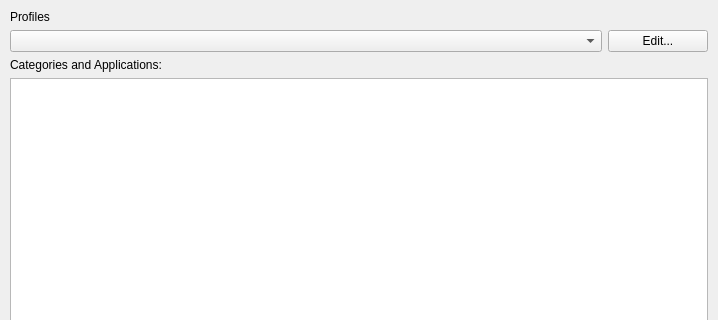
This is TrackYourTime/ui/applicationswindow.ui in Allexin/TrackYourTime as Qt 5 draws it before an edit; both pictures show x 0 to 718 and y 0 to 320 of the 718 by 564 pixel window. The edited form follows.
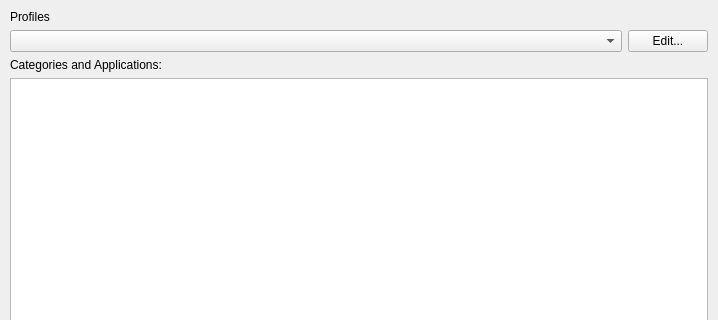
This is the edited form. Custom widgets are drawn as their Qt base class.

```diff
--- a/TrackYourTime/ui/applicationswindow.ui
+++ b/TrackYourTime/ui/applicationswindow.ui
@@ -60,7 +60,14 @@
       <item>
        <layout class="QHBoxLayout" name="horizontalLayout">
         <item>
-         <widget class="QComboBox" name="comboBoxProfiles"/>
+         <widget class="QComboBox" name="comboBoxProfiles">
+          <property name="sizePolicy">
+           <sizepolicy hsizetype="Expanding" vsizetype="Fixed">
+            <horstretch>0</horstretch>
+            <verstretch>0</verstretch>
+           </sizepolicy>
+          </property>
+         </widget>
         </item>
         <item>
          <widget class="QPushButton" name="pushButtonEditProfiles">
@@ -72,7 +79,7 @@
           </property>
           <property name="maximumSize">
            <size>
-            <width>100</width>
+            <width>16777215</width>
             <height>16777215</height>
            </size>
           </property>
```
